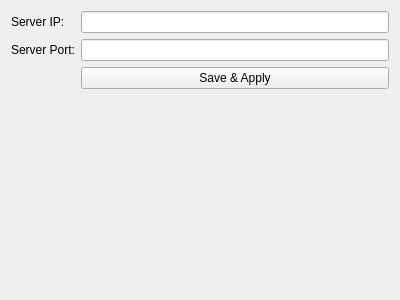
iti-luebeck/HANSE2011, file Hanse/Module_Simulation/simulation_form.ui: the form before one commit.
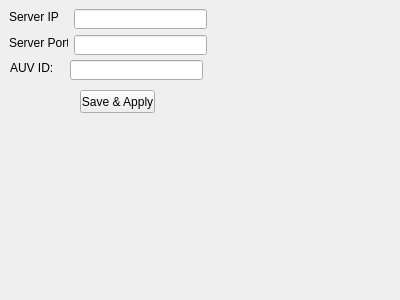
The form after the commit.

Commit message: Simulation gemerged. MT Module entsprechend angepasst. Ungetestet.

```diff
--- a/Hanse/Module_Simulation/simulation_form.ui
+++ b/Hanse/Module_Simulation/simulation_form.ui
@@ -13,32 +13,61 @@
   <property name="windowTitle">
    <string>Form</string>
   </property>
-  <layout class="QFormLayout" name="formLayout">
-   <property name="fieldGrowthPolicy">
-    <enum>QFormLayout::AllNonFixedFieldsGrow</enum>
-   </property>
-   <item row="0" column="0">
     <widget class="QLabel" name="label">
+   <property name="geometry">
+    <rect>
+     <x>9</x>
+     <y>9</y>
+     <width>49</width>
+     <height>16</height>
+    </rect>
+   </property>
      <property name="text">
       <string>Server IP:</string>
      </property>
     </widget>
-   </item>
-   <item row="0" column="1">
-    <widget class="QLineEdit" name="server_ip_adress"/>
-   </item>
-   <item row="1" column="0">
+  <widget class="QLineEdit" name="server_ip_adress">
+   <property name="geometry">
+    <rect>
+     <x>74</x>
+     <y>9</y>
+     <width>133</width>
+     <height>20</height>
+    </rect>
+   </property>
+  </widget>
     <widget class="QLabel" name="label_2">
+   <property name="geometry">
+    <rect>
+     <x>9</x>
+     <y>35</y>
+     <width>59</width>
+     <height>16</height>
+    </rect>
+   </property>
      <property name="text">
       <string>Server Port:</string>
      </property>
     </widget>
-   </item>
-   <item row="1" column="1">
-    <widget class="QLineEdit" name="server_port"/>
-   </item>
-   <item row="2" column="1">
+  <widget class="QLineEdit" name="server_port">
+   <property name="geometry">
+    <rect>
+     <x>74</x>
+     <y>35</y>
+     <width>133</width>
+     <height>20</height>
+    </rect>
+   </property>
+  </widget>
     <widget class="QPushButton" name="save">
+   <property name="geometry">
+    <rect>
+     <x>80</x>
+     <y>90</y>
+     <width>75</width>
+     <height>23</height>
+    </rect>
+   </property>
      <property name="text">
       <string>Save &amp;&amp; Apply</string>
      </property>
@@ -46,8 +75,29 @@
       <string>Return</string>
      </property>
     </widget>
-   </item>
-  </layout>
+  <widget class="QLabel" name="label_3">
+   <property name="geometry">
+    <rect>
+     <x>10</x>
+     <y>60</y>
+     <width>59</width>
+     <height>16</height>
+    </rect>
+   </property>
+   <property name="text">
+    <string>AUV ID:</string>
+   </property>
+  </widget>
+  <widget class="QLineEdit" name="auv_id">
+   <property name="geometry">
+    <rect>
+     <x>70</x>
+     <y>60</y>
+     <width>133</width>
+     <height>20</height>
+    </rect>
+   </property>
+  </widget>
  </widget>
  <resources/>
  <connections/>
```
Lines whose indentation alone changed are shown as unchanged. The commit also changes 16 other files.
